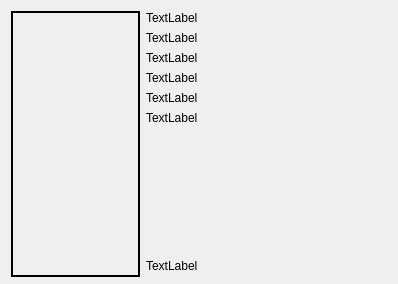
First picture: the form in AboutQCalc.ui, repository joaconigro/QCalc, before the edit.
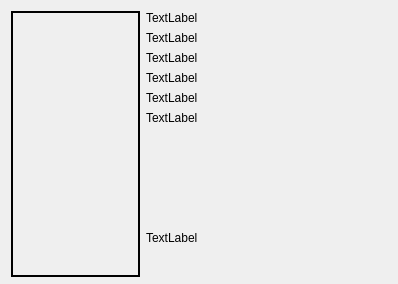
Second picture: the form after the edit. Icons and pictures are not drawn.

Diff of the .ui file:
```diff
--- a/AboutQCalc.ui
+++ b/AboutQCalc.ui
@@ -11,7 +11,7 @@
    </rect>
   </property>
   <property name="sizePolicy">
-   <sizepolicy hsizetype="Fixed" vsizetype="Fixed">
+   <sizepolicy hsizetype="MinimumExpanding" vsizetype="MinimumExpanding">
     <horstretch>0</horstretch>
     <verstretch>0</verstretch>
    </sizepolicy>
@@ -24,8 +24,8 @@
   </property>
   <property name="maximumSize">
    <size>
-    <width>402</width>
-    <height>288</height>
+    <width>500</width>
+    <height>300</height>
    </size>
   </property>
   <property name="windowTitle">
@@ -132,6 +132,12 @@
      </item>
      <item>
       <widget class="QLabel" name="labelAcknowledgment">
+       <property name="sizePolicy">
+        <sizepolicy hsizetype="Expanding" vsizetype="Expanding">
+         <horstretch>0</horstretch>
+         <verstretch>0</verstretch>
+        </sizepolicy>
+       </property>
        <property name="text">
         <string>TextLabel</string>
        </property>
```
